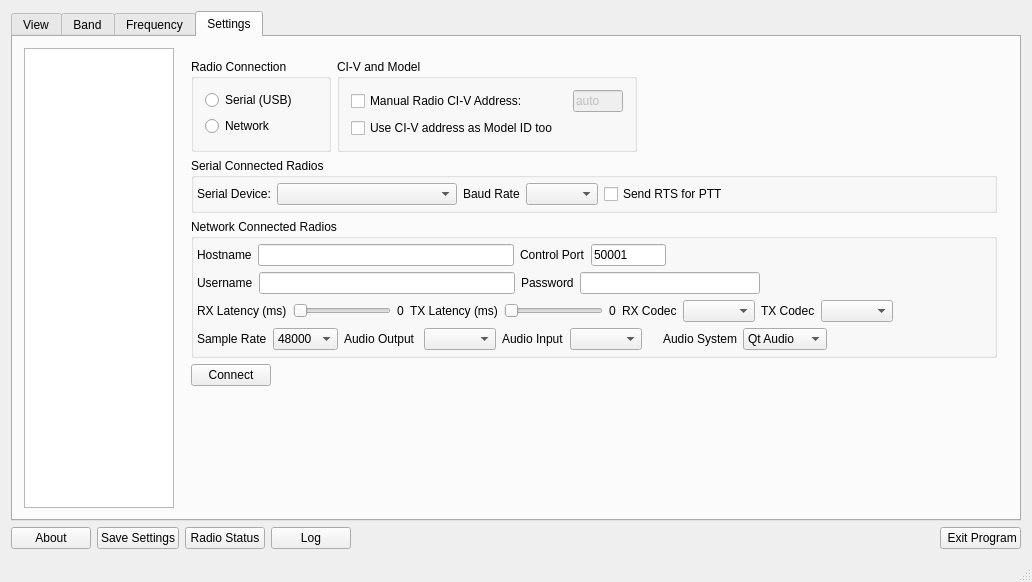
Above: wfmain.ui from adecarolis/wfweb before the change. Below: the same form after it.
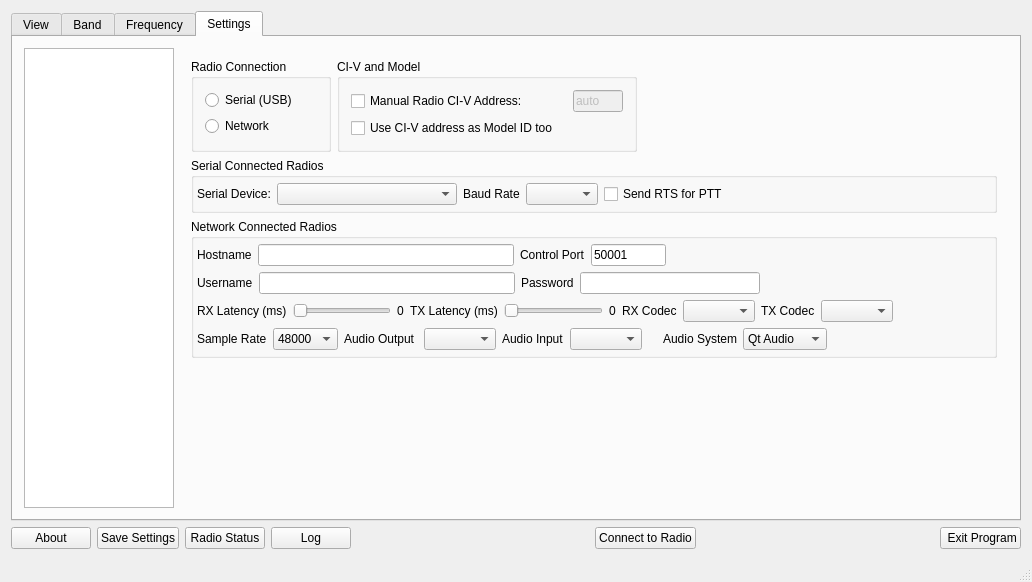
That is the form after the change. The open tabs and pages were chosen to show the change. Custom widgets are drawn as their Qt base class.

Commit message: Move connect button

```diff
--- a/wfmain.ui
+++ b/wfmain.ui
@@ -2861,13 +2861,6 @@
                 <property name="topMargin">
                  <number>0</number>
                 </property>
-                <item>
-                 <widget class="QPushButton" name="connectBtn">
-                  <property name="text">
-                   <string>Connect</string>
-                  </property>
-                 </widget>
-                </item>
                 <item>
                  <spacer name="horizontalSpacer_5">
                   <property name="orientation">
@@ -4720,6 +4713,26 @@
         </property>
        </widget>
       </item>
+      <item>
+       <spacer name="horizontalSpacer_32">
+        <property name="orientation">
+         <enum>Qt::Horizontal</enum>
+        </property>
+        <property name="sizeHint" stdset="0">
+         <size>
+          <width>40</width>
+          <height>20</height>
+         </size>
+        </property>
+       </spacer>
+      </item>
+      <item>
+       <widget class="QPushButton" name="connectBtn">
+        <property name="text">
+         <string>Connect to Radio</string>
+        </property>
+       </widget>
+      </item>
       <item>
        <spacer name="horizontalSpacer_9">
         <property name="orientation">
```
Left out of the diff: 6 changed lines with no effect on the pictures. The commit also changes 1 other file.
